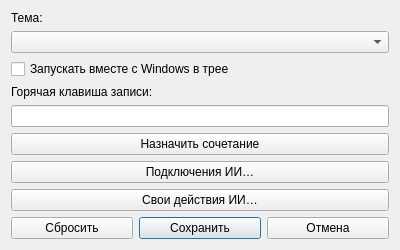
The window that ui/settings_window.ui (thekeny/Sayte) describes before a commit, drawn with Qt 5.
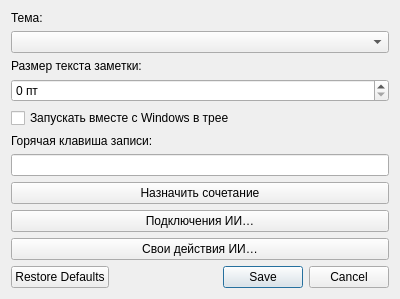
The same window after the commit.

What changed in the file:
```diff
--- a/ui/settings_window.ui
+++ b/ui/settings_window.ui
@@ -6,16 +6,15 @@
   <layout class="QVBoxLayout" name="verticalLayout">
    <item><widget class="QLabel" name="themeLabel"><property name="text"><string>Тема:</string></property></widget></item>
    <item><widget class="QComboBox" name="themeCombo"/></item>
+   <item><widget class="QLabel" name="fontSizeLabel"><property name="text"><string>Размер текста заметки:</string></property><property name="buddy"><cstring>fontSizeSpin</cstring></property></widget></item>
+   <item><widget class="QSpinBox" name="fontSizeSpin"><property name="suffix"><string> пт</string></property></widget></item>
    <item><widget class="QCheckBox" name="autostartCheck"><property name="text"><string>Запускать вместе с Windows в трее</string></property></widget></item>
    <item><widget class="QLabel" name="hotkeyLabel"><property name="text"><string>Горячая клавиша записи:</string></property></widget></item>
    <item><widget class="QLineEdit" name="hotkeyInput"><property name="readOnly"><bool>true</bool></property></widget></item>
    <item><widget class="QPushButton" name="assignButton"><property name="text"><string>Назначить сочетание</string></property></widget></item>
    <item><widget class="QPushButton" name="providersButton"><property name="text"><string>Подключения ИИ…</string></property><property name="autoDefault"><bool>false</bool></property></widget></item>
-   <item><widget class="QPushButton" name="presetsButton"><property name="text"><string>Свои действия ИИ…</string></property><property name="autoDefault"><bool>false</bool></property></widget></item><item><layout class="QHBoxLayout" name="buttonsLayout">
-    <item><widget class="QPushButton" name="resetButton"><property name="text"><string>Сбросить</string></property></widget></item>
-    <item><widget class="QPushButton" name="saveButton"><property name="text"><string>Сохранить</string></property><property name="default"><bool>true</bool></property></widget></item>
-    <item><widget class="QPushButton" name="cancelButton"><property name="text"><string>Отмена</string></property></widget></item>
-   </layout></item>
+   <item><widget class="QPushButton" name="presetsButton"><property name="text"><string>Свои действия ИИ…</string></property><property name="autoDefault"><bool>false</bool></property></widget></item>
+   <item><widget class="QDialogButtonBox" name="buttonBox"><property name="standardButtons"><set>QDialogButtonBox::Cancel|QDialogButtonBox::RestoreDefaults|QDialogButtonBox::Save</set></property></widget></item>
   </layout>
  </widget>
  <resources />
```
